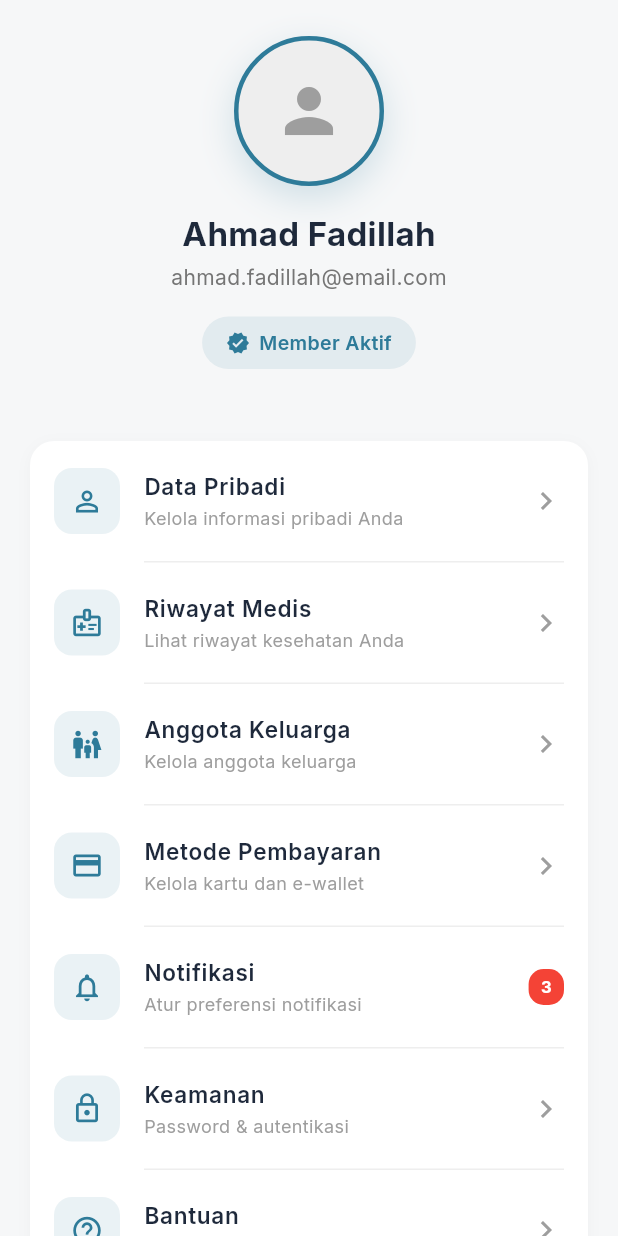
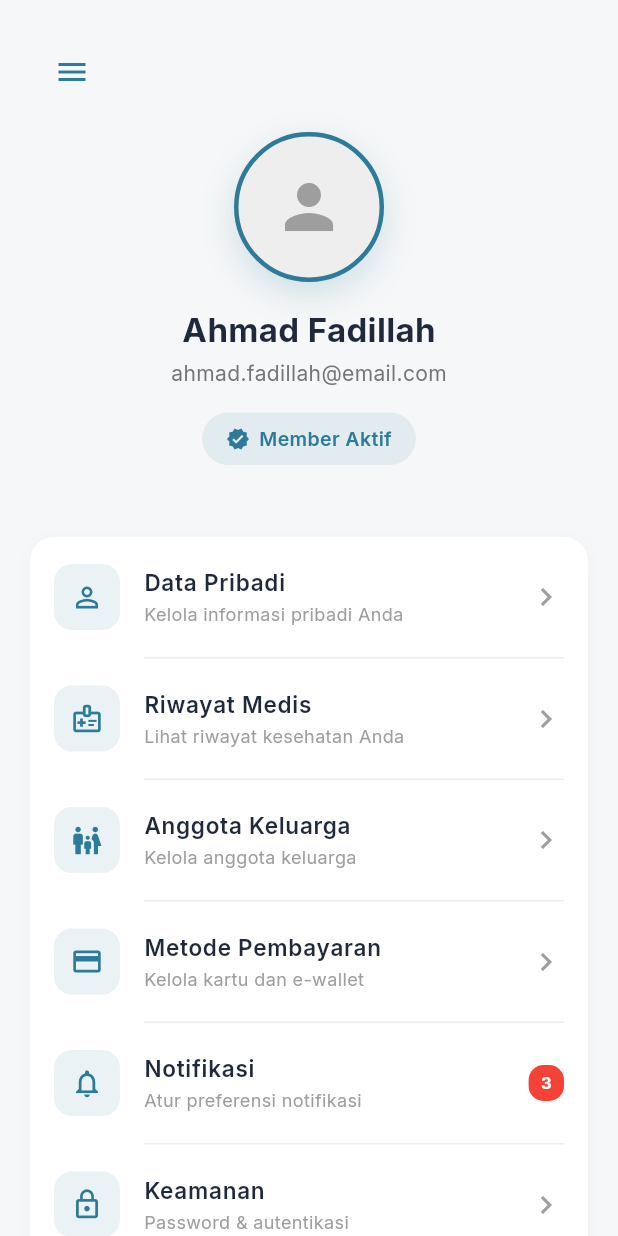
Before and after one commit to FaizMakrufah21/Kliniku02, a Flutter app: the ProfileScreen screen opened directly, on a phone screen of 412 x 824 dp. Run offline on Flutter 3.47's test engine with Material 3 defaults, Android fonts, the phone set to English and light mode, and no system bars; our stand-ins replace google_fonts; network calls fail.

Commit message:
update 1.1 hamburger icon

```diff
--- a/lib/screens/customer/profile_screen.dart
+++ b/lib/screens/customer/profile_screen.dart
@@ -15,7 +15,7 @@ class ProfileScreen extends StatelessWidget {
         child: SingleChildScrollView(
           child: Column(
             children: [
-              _buildProfileHeader(),
+              _buildProfileHeader(context),
               const SizedBox(height: 24),
               _buildMenuSection(context),
               const SizedBox(height: 24),
@@ -28,11 +28,25 @@ class ProfileScreen extends StatelessWidget {
     );
   }
 
-  Widget _buildProfileHeader() {
+  Widget _buildProfileHeader(BuildContext context) {
+    // Check if we are on a desktop screen (width >= 768)
+    final isDesktop = MediaQuery.of(context).size.width >= 768;
+
     return Container(
       padding: const EdgeInsets.all(24),
       child: Column(
         children: [
+          if (!isDesktop)
+            Align(
+              alignment: Alignment.centerLeft,
+              child: Padding(
+                padding: const EdgeInsets.only(bottom: 16),
+                child: IconButton(
+                  icon: const Icon(Icons.menu, color: _primaryColor),
+                  onPressed: () => Scaffold.of(context).openDrawer(),
+                ),
+              ),
+            ),
           Container(
             width: 100,
             height: 100,
--- a/pubspec.yaml
+++ b/pubspec.yaml
@@ -1,4 +1,4 @@
-name: kliniku_admin
+name: kliniku02
 description: "A new Flutter project."
 # The following line prevents the package from being accidentally published to
 # pub.dev using `flutter pub publish`. This is preferred for private packages.
```
Also changed, not shown: lib/screens/customer/beli_obat_screen.dart (+18 -4 lines), lib/screens/customer/messages_screen.dart (+14 -0 lines), lib/screens/customer/pilih_poli_screen.dart (+29 -1 lines), lib/screens/customer/schedule_screen.dart (+13 -3 lines), lib/screens/customer/telekonsul_screen.dart (+16 -2 lines), 4 other files.
